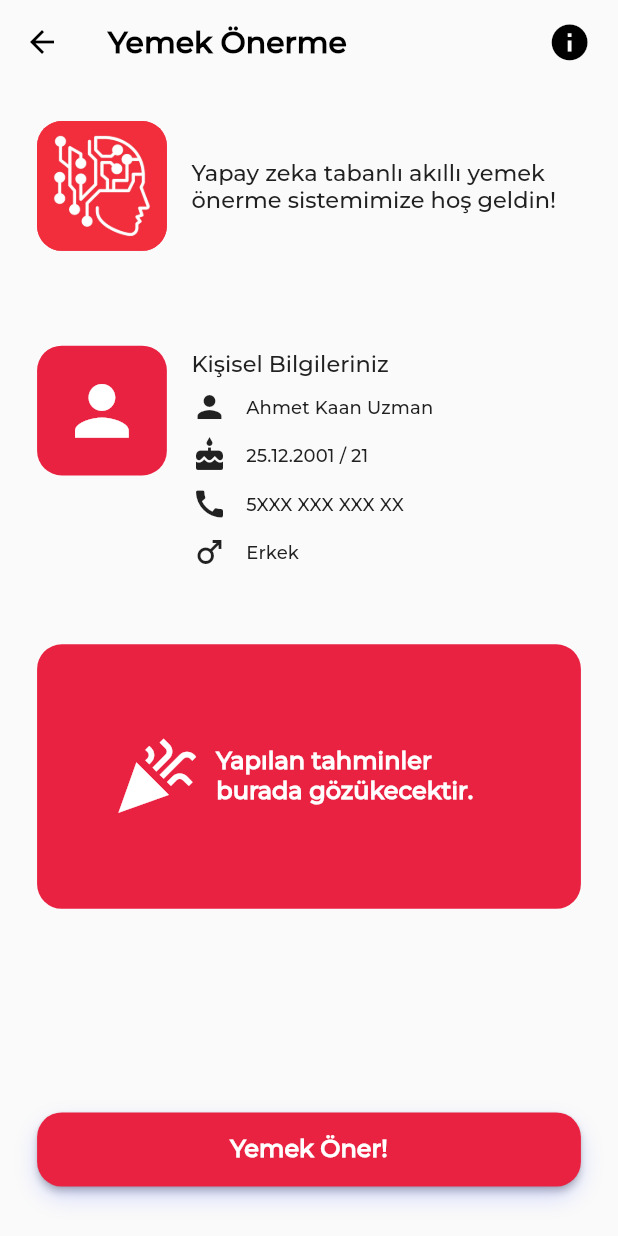
After one commit to akaanuzman/digital_order_system, a Flutter app: the FoodReccomendationSystemView screen opened directly, on a phone screen of 412 x 824 dp. The commit adds this screen. Run offline on Flutter 3.47's test engine with Material 2 defaults, Android fonts, the phone set to English and light mode, and no system bars; our stand-ins replace animate_do, cloud_firestore, device_preview, equatable, firebase_auth, firebase_core and 6 more; missing offline and left inert: adaptive_action_sheet; accounts and stored records are empty; generated files the repository leaves out were written again.

Commit message:
food reccomendation system view completed

```diff
--- a/lib/core/extensions/string_extension.dart
+++ b/lib/core/extensions/string_extension.dart
@@ -3,7 +3,11 @@ extension StringExtensions on String {
     return "assets/images/$this.png";
   }
 
-    String get toJpg {
+  String get toJpg {
     return "assets/images/$this.jpg";
   }
+
+  String get toJpeg {
+    return "assets/images/$this.jpeg";
+  }
 }
--- a/lib/products/components/button/custom_button.dart
+++ b/lib/products/components/button/custom_button.dart
@@ -12,6 +12,7 @@ class CustomButton extends Container {
   final String label;
   final VoidCallback? onTap;
   final EdgeInsets? padding;
+  final Color? bgColor;
 
   CustomButton({
     super.key,
@@ -21,6 +22,7 @@ class CustomButton extends Container {
     this.onTap,
     this.padding,
     this.textStyle,
+    this.bgColor,
   }) : super(
           height: _height(buttonType, context),
           width: context.maxFinite,
@@ -28,7 +30,12 @@ class CustomButton extends Container {
           decoration: _decoration(buttonType, context),
           child: ElevatedButton(
             onPressed: onTap ?? () {},
-            style: _buttonStyle(context, buttonType, textStyle),
+            style: _buttonStyle(
+              context,
+              buttonType,
+              textStyle,
+              bgColor,
+            ),
             child: Text(label),
           ),
         );
@@ -42,13 +49,19 @@ class CustomButton extends Container {
     this.onTap,
     this.padding,
     this.textStyle,
+    this.bgColor,
   }) : super(
           height: _height(buttonType, context),
           decoration: _decoration(buttonType, context),
           padding: padding,
           child: ElevatedButton(
             onPressed: onTap ?? () {},
-            style: _buttonStyle(context, buttonType, textStyle),
+            style: _buttonStyle(
+              context,
+              buttonType,
+              textStyle,
+              bgColor,
+            ),
             child: Padding(
               padding: padding ?? context.padding1x,
               child: Row(
@@ -95,14 +108,14 @@ class CustomButton extends Container {
             : context.borderRadius10x;
   }
 
-  static ButtonStyle _buttonStyle(
-      BuildContext context, CustomButtonEnum buttonType, TextStyle? textStyle) {
-
+  static ButtonStyle _buttonStyle(BuildContext context,
+      CustomButtonEnum buttonType, TextStyle? textStyle, Color? bgColor) {
     return ElevatedButton.styleFrom(
       shape: RoundedRectangleBorder(
         borderRadius: _borderRadius(buttonType, context),
       ),
       textStyle: textStyle,
+      backgroundColor: bgColor,
     );
   }
 }
--- /dev/null
+++ b/lib/products/components/container/food_reccomendation_container.dart
@@ -0,0 +1,25 @@
+import 'package:digital_order_system/_export_ui.dart';
+
+class FoodReccomendationContainer extends StatelessWidget with BaseSingleton {
+  final DecorationImage? image;
+  final Widget? child;
+  const FoodReccomendationContainer({
+    super.key,
+    this.image,
+    this.child,
+  });
+
+  @override
+  Widget build(BuildContext context) {
+    return Container(
+      height: context.val21x,
+      width: context.val21x,
+      decoration: BoxDecoration(
+        color: colors.charismaticRed,
+        borderRadius: context.borderRadius4x,
+        image: image,
+      ),
+      child: child,
+    );
+  }
+}
--- a/lib/products/components/information_container/informantion_container.dart
+++ b/lib/products/components/information_container/informantion_container.dart
@@ -3,13 +3,19 @@ import 'package:digital_order_system/_export_ui.dart';
 class InformationContainer extends StatelessWidget with BaseSingleton {
   final IconData icon;
   final String information;
+  final Color? bgColor;
+  final EdgeInsetsGeometry? padding;
   final EdgeInsetsGeometry? margin;
+  final BorderRadiusGeometry? borderRadius;
 
   const InformationContainer({
     super.key,
     required this.icon,
     required this.information,
+    this.padding,
+    this.bgColor,
     this.margin,
+    this.borderRadius,
   });
 
   @override
@@ -20,10 +26,10 @@ class InformationContainer extends StatelessWidget with BaseSingleton {
   Container infoContainer(BuildContext context) {
     return Container(
       decoration: BoxDecoration(
-        color: colors.redSavinaPepper,
-        borderRadius: context.borderRadius8x,
+        color: bgColor ?? colors.redSavinaPepper,
+        borderRadius: borderRadius ?? context.borderRadius8x,
       ),
-      padding: context.padding6x,
+      padding: padding ?? context.padding6x,
       margin: margin ?? context.padding3x,
       child: Row(
         children: [
--- /dev/null
+++ b/lib/products/components/row/food_reccomendation_personel_info.dart
@@ -0,0 +1,18 @@
+import 'package:digital_order_system/_export_ui.dart';
+import 'package:digital_order_system/products/components/row/row_icon_text.dart';
+import 'package:flutter/material.dart';
+
+class FoodReccomendationPersonelInfo extends RowIconText {
+  FoodReccomendationPersonelInfo({
+    super.key,
+    required IconData icon,
+    required String text,
+  }) : super(
+          icon: icon,
+          text: text,
+          textStyle: NavigationService
+              .navigatorKey.currentContext!.textTheme.titleSmall,
+          sizedWidthBox: NavigationService
+              .navigatorKey.currentContext!.emptySizedWidthBox3x,
+        );
+}
--- a/lib/products/components/row/row_icon_text.dart
+++ b/lib/products/components/row/row_icon_text.dart
@@ -6,6 +6,7 @@ class RowIconText extends StatelessWidget {
   final TextStyle? textStyle;
   final double? iconSize;
   final Color? iconColor;
+  final Widget? sizedWidthBox;
   const RowIconText({
     super.key,
     required this.icon,
@@ -13,6 +14,7 @@ class RowIconText extends StatelessWidget {
     this.textStyle,
     this.iconSize,
     this.iconColor,
+    this.sizedWidthBox,
   });
 
   @override
@@ -24,7 +26,7 @@ class RowIconText extends StatelessWidget {
           size: iconSize,
           color: iconColor,
         ),
-        context.emptySizedWidthBox1x,
+        sizedWidthBox ?? context.emptySizedWidthBox1x,
         Text(
           text,
           style: textStyle,
--- a/lib/products/constants/image_constants.dart
+++ b/lib/products/constants/image_constants.dart
@@ -11,7 +11,8 @@ enum ImageConstants {
   signup('signup'),
   loginRestaurant('login_restaurant'),
   loginUser('login_user'),
-  mainDishes('main_dishes')
+  mainDishes('main_dishes'),
+  ai('ai')
   ;
 
 
@@ -19,5 +20,7 @@ enum ImageConstants {
   const ImageConstants(this.value);
 
   String get toPng => 'assets/images/$value.png';
+  String get toJpg => 'assets/images/$value.jpg';
+  String get toJpeg => 'assets/images/$value.jpeg';
   Image get toImage => Image.asset(toPng);
 }
--- /dev/null
+++ b/lib/views/home/customer/food_reccomendation_system_view.dart
@@ -0,0 +1,185 @@
+import 'package:digital_order_system/_export_ui.dart';
+import 'package:digital_order_system/products/components/button/custom_button.dart';
+import 'package:digital_order_system/products/components/container/food_reccomendation_container.dart';
+import 'package:digital_order_system/products/components/row/food_reccomendation_personel_info.dart';
+import 'package:digital_order_system/products/constants/_export_constants.dart';
+import 'package:digital_order_system/products/enums/alert_enum.dart';
+import 'package:digital_order_system/products/enums/custom_button_enum.dart';
+
+import '../../../products/components/information_container/informantion_container.dart';
+
+class FoodReccomendationSystemView extends StatelessWidget with BaseSingleton {
+  const FoodReccomendationSystemView({super.key});
+
+  void showInfoDialog(BuildContext context) {
+    uiUtils.showAlertDialog(
+      context: context,
+      alertEnum: AlertEnum.INFO,
+      contentTitle: "UYARI",
+      contentSubtitle:
+          "Lütfen kişisel resminizi yüklediğinizden veya kişisel resminiz olduğunuzdan emin olun.\nAksi halde yemek önerme sistemimiz çalışmayacaktır.",
+      buttonLabel: "KAPAT",
+    );
+  }
+
+  @override
+  Widget build(BuildContext context) {
+    return Scaffold(
+      appBar: AppBar(
+        title: FadeInDown(
+          child: const Text("Yemek Önerme"),
+        ),
+        actions: [
+          infoBtn(context),
+          context.emptySizedWidthBox2x,
+        ],
+      ),
+      body: FadeInUp(
+        child: Padding(
+          padding: context.padding6x,
+          child: Column(
+            crossAxisAlignment: context.crossAxisAStart,
+            children: [
+              welcomeSection(context),
+              personelInformationSection(context),
+              context.emptySizedHeightBox6x,
+              estimateInformationContainer(context),
+              const Spacer(),
+              reccomendationBtn(context),
+              context.emptySizedHeightBox1x,
+            ],
+          ),
+        ),
+      ),
+    );
+  }
+
+  Widget infoBtn(BuildContext context) {
+    return FadeInDown(
+      child: IconButton(
+        onPressed: () => showInfoDialog(context),
+        icon: Icon(
+          Icons.info,
+          color: Colors.black,
+          size: context.val7x,
+        ),
+      ),
+    );
+  }
+
+  Row welcomeSection(BuildContext context) {
+    return Row(
+      children: [
+        aiImage(),
+        context.emptySizedWidthBox4x,
+        Expanded(
+          child: welcomeText(),
+        ),
+      ],
+    );
+  }
+
+  FoodReccomendationContainer aiImage() {
+    return FoodReccomendationContainer(
+      image: DecorationImage(
+        image: AssetImage(ImageConstants.ai.toJpeg),
+        fit: BoxFit.cover,
+      ),
+    );
+  }
+
+  Text welcomeText() {
+    return Text(
+      "Yapay zeka tabanlı akıllı yemek önerme sistemimize hoş geldin!",
+    );
+  }
+
+  Row personelInformationSection(BuildContext context) {
+    return Row(
+      children: [
+        userProfilePhoto(context),
+        context.emptySizedWidthBox4x,
+        personelInformation(context),
+      ],
+    );
+  }
+
+  FoodReccomendationContainer userProfilePhoto(BuildContext context) {
+    return FoodReccomendationContainer(
+      child: Icon(
+        Icons.person,
+        color: Colors.white,
+        size: context.val13x,
+      ),
+    );
+  }
+
+  Column personelInformation(BuildContext context) {
+    return Column(
+      crossAxisAlignment: context.crossAxisAStart,
+      children: [
+        context.emptySizedHeightBox8x,
+        const Text("Kişisel Bilgileriniz"),
+        context.emptySizedHeightBox1x,
+        fullNameInfo(),
+        context.emptySizedHeightBox1x,
+        birthDayAndAgeInfo(),
+        context.emptySizedHeightBox1x,
+        phoneInfo(),
+        context.emptySizedHeightBox1x,
+        genderInfo(),
+      ],
+    );
+  }
+
+  FoodReccomendationPersonelInfo fullNameInfo() {
+    return FoodReccomendationPersonelInfo(
+      icon: Icons.person,
+      text: "Ahmet Kaan Uzman",
+    );
+  }
+
+  FoodReccomendationPersonelInfo birthDayAndAgeInfo() {
+    return FoodReccomendationPersonelInfo(
+      icon: Icons.cake,
+      text: "25.12.2001 / 21",
+    );
+  }
+
+  FoodReccomendationPersonelInfo phoneInfo() {
+    return FoodReccomendationPersonelInfo(
+      icon: Icons.call,
+      text: "5XXX XXX XXX XX",
+    );
+  }
+
+  FoodReccomendationPersonelInfo genderInfo() {
+    return FoodReccomendationPersonelInfo(
+      icon: Icons.male,
+      text: "Erkek",
+    );
+  }
+
+  InformationContainer estimateInformationContainer(BuildContext context) {
+    return InformationContainer(
+      icon: Icons.celebration,
+      information: "Yapılan tahminler burada gözükecektir.",
+      margin: EdgeInsets.zero,
+      bgColor: colors.charismaticRed,
+      borderRadius: context.borderRadius4x,
+      padding: EdgeInsets.symmetric(
+        horizontal: context.val12x,
+        vertical: context.val12x * 1.2,
+      ),
+    );
+  }
+
+  CustomButton reccomendationBtn(BuildContext context) {
+    return CustomButton(
+      context: context,
+      buttonType: CustomButtonEnum.small,
+      label: "Yemek Öner!",
+      bgColor: colors.charismaticRed,
+    );
+  }
+}
--- a/lib/views/home/customer_home_view.dart
+++ b/lib/views/home/customer_home_view.dart
@@ -1,6 +1,5 @@
-import 'package:digital_order_system/products/components/button/custom_button.dart';
-import 'package:digital_order_system/products/enums/custom_button_enum.dart';
 import 'package:digital_order_system/views/home/customer/food_detail_card_view.dart';
+import 'package:digital_order_system/views/home/customer/food_reccomendation_system_view.dart';
 
 import '../../../_export_ui.dart';
 import '../../products/constants/image_constants.dart';
@@ -13,6 +12,15 @@ class CustomerHomeView extends StatelessWidget with BaseSingleton {
       context,
       MaterialPageRoute(
         builder: (context) => const FoodDetailCardView(),
+      ),
+    );
+  }
+
+  void goToFoodReccomendationSystem(BuildContext context) {
+    Navigator.push(
+      context,
+      MaterialPageRoute(
+        builder: (context) => const FoodReccomendationSystemView(),
       ),
     );
   }
@@ -86,8 +94,8 @@ class CustomerHomeView extends StatelessWidget with BaseSingleton {
       child: Padding(
         padding: EdgeInsets.only(right: context.val4x),
         child: TextButton(
-          onPressed: () {},
-          child: const Text("Yemek Önerme Sistemi"),
+          onPressed: () => goToFoodReccomendationSystem(context),
+          child: const Text("Yemek Önerme"),
         ),
       ),
     );
```
Also changed, not shown: assets/images/ai.jpeg (added).
